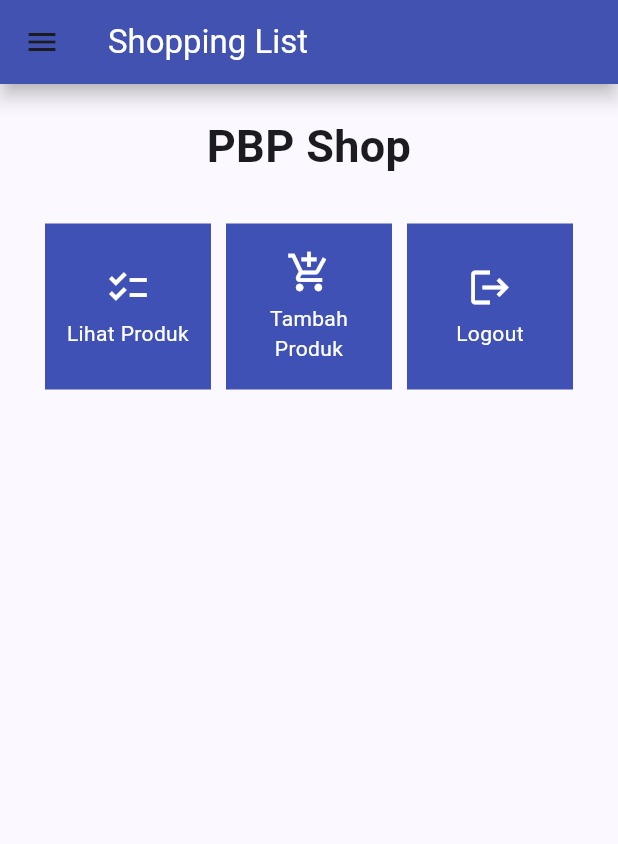
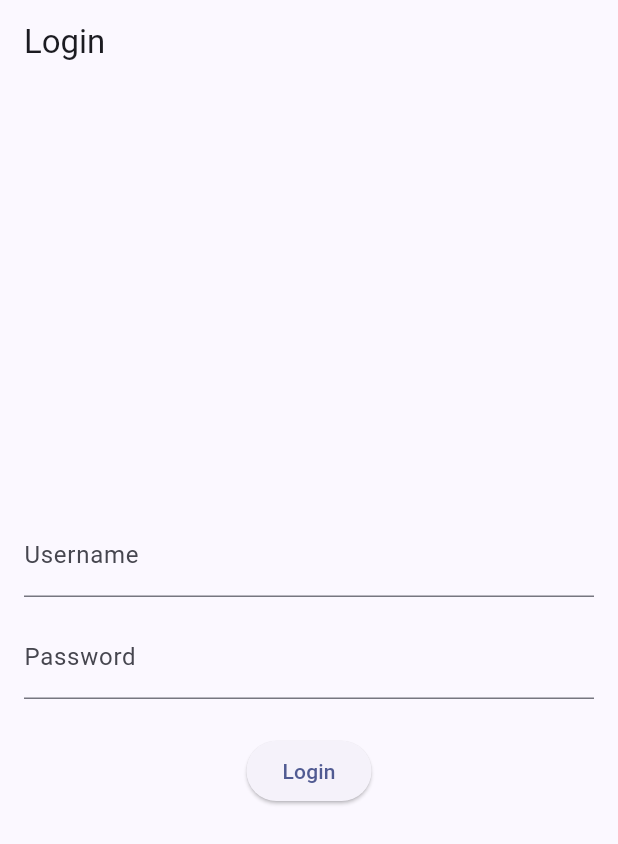
Before and after one commit to iqzaardiansyah/shopping-list-flutter, a Flutter app: the screen it shows after launch, on a phone screen of 412 x 824 dp. Shown: the top 844 px of the screen. Run offline on Flutter 3.47's test engine with Material 2 defaults, Android fonts, the phone set to English and light mode, and no system bars; missing offline and left inert: pbp_django_auth.

Commit message:
Tutorial 8

```diff
--- a/lib/main.dart
+++ b/lib/main.dart
@@ -1,5 +1,7 @@
 import 'package:flutter/material.dart';
-import 'package:shopping_list/screens/menu.dart';
+import 'package:shopping_list/screens/login.dart';
+import 'package:provider/provider.dart';
+import 'package:pbp_django_auth/pbp_django_auth.dart';
 
 void main() {
   runApp(const MyApp());
@@ -8,31 +10,21 @@ void main() {
 class MyApp extends StatelessWidget {
   const MyApp({super.key});
 
-  // This widget is the root of your application.
   @override
   Widget build(BuildContext context) {
-    return MaterialApp(
-      title: 'Flutter Demo',
-      theme: ThemeData(
-        // This is the theme of your application.
-        //
-        // TRY THIS: Try running your application with "flutter run". You'll see
-        // the application has a blue toolbar. Then, without quitting the app,
-        // try changing the seedColor in the colorScheme below to Colors.green
-        // and then invoke "hot reload" (save your changes or press the "hot
-        // reload" button in a Flutter-supported IDE, or press "r" if you used
-        // the command line to start the app).
-        //
-        // Notice that the counter didn't reset back to zero; the application
-        // state is not lost during the reload. To reset the state, use hot
-        // restart instead.
-        //
-        // This works for code too, not just values: Most code changes can be
-        // tested with just a hot reload.
-        colorScheme: ColorScheme.fromSeed(seedColor: Colors.indigo),
-        useMaterial3: true,
+    return Provider(
+      create: (_) {
+        CookieRequest request = CookieRequest();
+        return request;
+      },
+      child: MaterialApp(
+        title: 'Flutter Demo',
+        theme: ThemeData(
+          colorScheme: ColorScheme.fromSeed(seedColor: Colors.indigo),
+          useMaterial3: true,
+        ),
+        home: const LoginPage(),
       ),
-      home: MyHomePage(),
     );
   }
 }
--- /dev/null
+++ b/lib/screens/login.dart
@@ -0,0 +1,118 @@
+import 'package:shopping_list/screens/menu.dart';
+import 'package:flutter/material.dart';
+import 'package:pbp_django_auth/pbp_django_auth.dart';
+import 'package:provider/provider.dart';
+
+void main() {
+    runApp(const LoginApp());
+}
+
+class LoginApp extends StatelessWidget {
+const LoginApp({super.key});
+
+@override
+Widget build(BuildContext context) {
+    return MaterialApp(
+        title: 'Login',
+        theme: ThemeData(
+            primarySwatch: Colors.blue,
+    ),
+    home: const LoginPage(),
+    );
+    }
+}
+
+class LoginPage extends StatefulWidget {
+    const LoginPage({super.key});
+
+    @override
+    // ignore: library_private_types_in_public_api
+    _LoginPageState createState() => _LoginPageState();
+}
+
+class _LoginPageState extends State<LoginPage> {
+    final TextEditingController _usernameController = TextEditingController();
+    final TextEditingController _passwordController = TextEditingController();
+
+    @override
+    Widget build(BuildContext context) {
+        final request = context.watch<CookieRequest>();
+        return Scaffold(
+            appBar: AppBar(
+                title: const Text('Login'),
+            ),
+            body: Container(
+                padding: const EdgeInsets.all(16.0),
+                child: Column(
+                    mainAxisAlignment: MainAxisAlignment.center,
+                    children: [
+                        TextField(
+                            controller: _usernameController,
+                            decoration: const InputDecoration(
+                                labelText: 'Username',
+                            ),
+                        ),
+                        const SizedBox(height: 12.0),
+                        TextField(
+                            controller: _passwordController,
+                            decoration: const InputDecoration(
+                                labelText: 'Password',
+                            ),
+                            obscureText: true,
+                        ),
+                        const SizedBox(height: 24.0),
+                        ElevatedButton(
+                            onPressed: () async {
+                                String username = _usernameController.text;
+                                String password = _passwordController.text;
+
+                                // Cek kredensial
+                                // TODO: Ganti URL dan jangan lupa tambahkan trailing slash (/) di akhir URL!
+                                // Untuk menyambungkan Android emulator dengan Django pada localhost,
+                                // gunakan URL http://10.0.2.2/
+                                final response = await request.login("http://iqza-ardiansyah-tutorial.pbp.cs.ui.ac.id/auth/login/", {
+                                'username': username,
+                                'password': password,
+                                });
+
+                                if (request.loggedIn) {
+                                    String message = response['message'];
+                                    String uname = response['username'];
+                                    // ignore: use_build_context_synchronously
+                                    Navigator.pushReplacement(
+                                        context,
+                                        MaterialPageRoute(builder: (context) => MyHomePage()),
+                                    );
+                                    // ignore: use_build_context_synchronously
+                                    ScaffoldMessenger.of(context)
+                                        ..hideCurrentSnackBar()
+                                        ..showSnackBar(
+                                            SnackBar(content: Text("$message Selamat datang, $uname.")));
+                                    } else {
+                                    // ignore: use_build_context_synchronously
+                                    showDialog(
+                                        context: context,
+                                        builder: (context) => AlertDialog(
+                                            title: const Text('Login Gagal'),
+                                            content:
+                                                Text(response['message']),
+                                            actions: [
+                                                TextButton(
+                                                    child: const Text('OK'),
+                                                    onPressed: () {
+                                                        Navigator.pop(context);
+                                                    },
+                                                ),
+                                            ],
+                                        ),
+                                    );
+                                }
+                            },
+                            child: const Text('Login'),
+                        ),
+                    ],
+                ),
+            ),
+        );
+    }
+}
--- a/pubspec.yaml
+++ b/pubspec.yaml
@@ -35,6 +35,9 @@ dependencies:
   # The following adds the Cupertino Icons font to your application.
   # Use with the CupertinoIcons class for iOS style icons.
   cupertino_icons: ^1.0.2
+  provider: ^6.1.1
+  pbp_django_auth: ^0.3.1
+  http: ^0.13.6
 
 dev_dependencies:
   flutter_test:
```
Also changed, not shown: lib/models/product.dart (added, +65 -0 lines), lib/screens/list_product.dart (added, +96 -0 lines), lib/screens/shoplist_form.dart (+33 -31 lines), lib/widgets/left_drawer.dart (+13 -1 lines), lib/widgets/shop_card.dart (+30 -1 lines), pubspec.lock, 2 other files.
